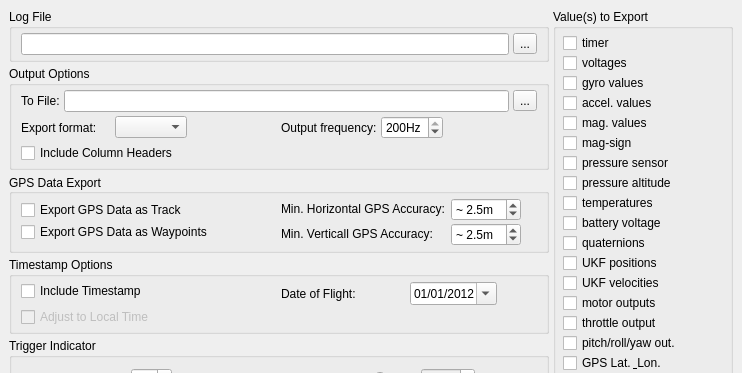
Before: the Qt Designer form src/ui/aq_LogExporter.ui in mpaperno/qgroundcontrol_aq, drawn with Qt 5; both pictures show x 0 to 742 and y 0 to 373 of the 742 by 833 pixel window.
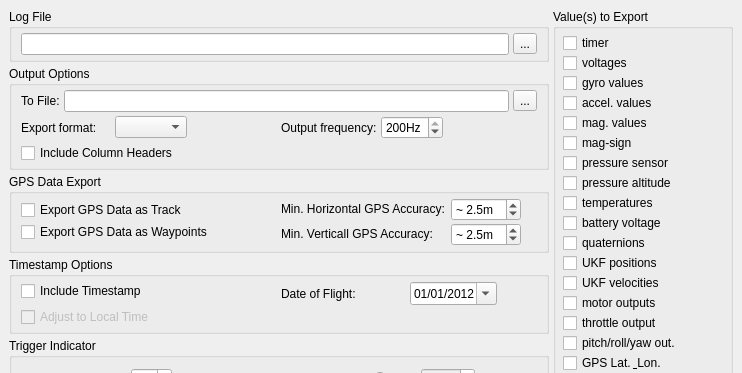
After: the same form once the commit is applied.

Commit message: Update object name in form

Diff of the .ui file:
```diff
--- a/src/ui/aq_LogExporter.ui
+++ b/src/ui/aq_LogExporter.ui
@@ -771,7 +771,7 @@
       <string>GPS Data Export</string>
      </property>
      <property name="alignment">
-      <set>Qt::AlignLeading|Qt::AlignLeft|Qt::AlignVCenter</set>
+      <set>Qt::AlignLeading|Qt::AlignLeft|Qt::AlignTop</set>
      </property>
      <layout class="QGridLayout" name="gridLayout" columnstretch="1,1">
       <property name="topMargin">
```
Left out of the diff: 22 changed lines with no effect on the pictures.
